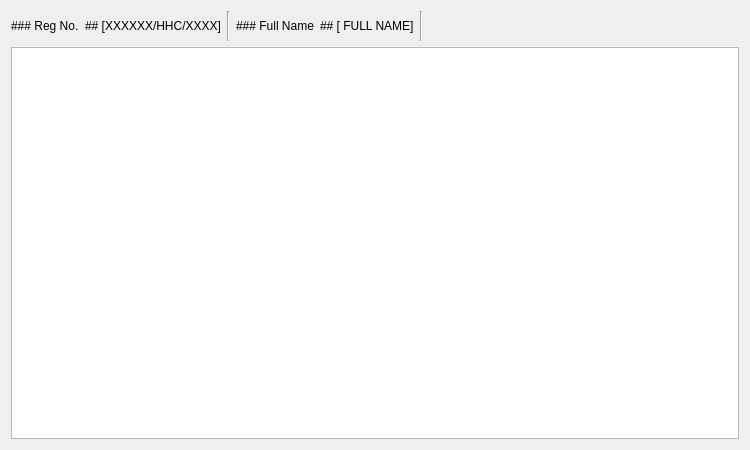
Qt form dialogaddvisit.ui (kushagra10025/Hospital-Registration-Portal) before a commit.
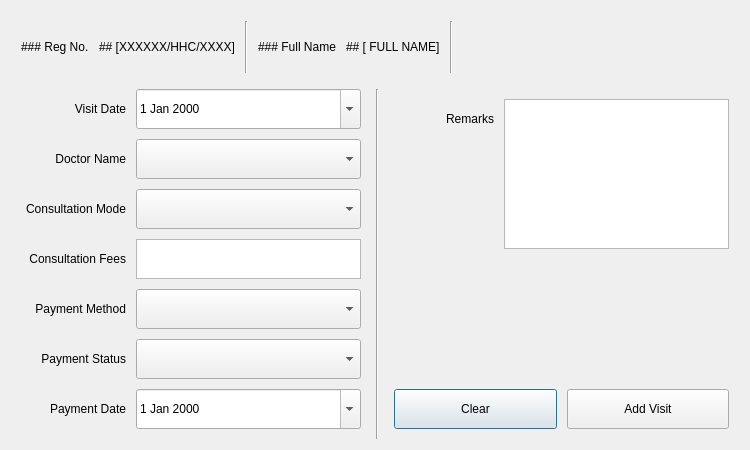
The same form after that commit.

Commit message: Setup DialogAddVisit for DBConnection | Setup DBConnection Configure Dialog

What changed in the file:
```diff
--- a/dialogaddvisit.ui
+++ b/dialogaddvisit.ui
@@ -18,6 +18,21 @@
     <layout class="QVBoxLayout" name="verticalLayout">
      <item>
       <layout class="QHBoxLayout" name="info_layout">
+       <property name="spacing">
+        <number>10</number>
+       </property>
+       <property name="leftMargin">
+        <number>10</number>
+       </property>
+       <property name="topMargin">
+        <number>10</number>
+       </property>
+       <property name="rightMargin">
+        <number>10</number>
+       </property>
+       <property name="bottomMargin">
+        <number>10</number>
+       </property>
        <item>
         <widget class="QLabel" name="lbl_reg_no">
          <property name="minimumSize">
@@ -136,7 +151,521 @@
       </layout>
      </item>
      <item>
-      <widget class="QTextEdit" name="textEdit"/>
+      <layout class="QHBoxLayout" name="horizontalLayout_4">
+       <property name="spacing">
+        <number>5</number>
+       </property>
+       <item>
+        <layout class="QVBoxLayout" name="verticalLayout_3">
+         <property name="spacing">
+          <number>10</number>
+         </property>
+         <item>
+          <layout class="QFormLayout" name="form_left">
+           <property name="leftMargin">
+            <number>5</number>
+           </property>
+           <property name="rightMargin">
+            <number>10</number>
+           </property>
+           <property name="bottomMargin">
+            <number>10</number>
+           </property>
+           <item row="0" column="0">
+            <widget class="QLabel" name="lbl_visit_date">
+             <property name="sizePolicy">
+              <sizepolicy hsizetype="Maximum" vsizetype="Maximum">
+               <horstretch>0</horstretch>
+               <verstretch>0</verstretch>
+              </sizepolicy>
+             </property>
+             <property name="minimumSize">
+              <size>
+               <width>110</width>
+               <height>40</height>
+              </size>
+             </property>
+             <property name="maximumSize">
+              <size>
+               <width>110</width>
+               <height>40</height>
+              </size>
+             </property>
+             <property name="text">
+              <string>Visit Date</string>
+             </property>
+             <property name="alignment">
+              <set>Qt::AlignRight|Qt::AlignTrailing|Qt::AlignVCenter</set>
+             </property>
+            </widget>
+           </item>
+           <item row="0" column="1">
+            <widget class="QDateEdit" name="date_visit_date">
+             <property name="sizePolicy">
+              <sizepolicy hsizetype="Minimum" vsizetype="Maximum">
+               <horstretch>0</horstretch>
+               <verstretch>0</verstretch>
+              </sizepolicy>
+             </property>
+             <property name="minimumSize">
+              <size>
+               <width>0</width>
+               <height>40</height>
+              </size>
+             </property>
+             <property name="maximumSize">
+              <size>
+               <width>16777215</width>
+               <height>40</height>
+              </size>
+             </property>
+             <property name="calendarPopup">
+              <bool>true</bool>
+             </property>
+            </widget>
+           </item>
+           <item row="1" column="0">
+            <widget class="QLabel" name="lbl_doctor_name">
+             <property name="sizePolicy">
+              <sizepolicy hsizetype="Maximum" vsizetype="Maximum">
+               <horstretch>0</horstretch>
+               <verstretch>0</verstretch>
+              </sizepolicy>
+             </property>
+             <property name="minimumSize">
+              <size>
+               <width>110</width>
+               <height>40</height>
+              </size>
+             </property>
+             <property name="maximumSize">
+              <size>
+               <width>110</width>
+               <height>40</height>
+              </size>
+             </property>
+             <property name="text">
+              <string>Doctor Name</string>
+             </property>
+             <property name="alignment">
+              <set>Qt::AlignRight|Qt::AlignTrailing|Qt::AlignVCenter</set>
+             </property>
+            </widget>
+           </item>
+           <item row="1" column="1">
+            <widget class="QComboBox" name="combo_doctor_name">
+             <property name="sizePolicy">
+              <sizepolicy hsizetype="Preferred" vsizetype="Maximum">
+               <horstretch>0</horstretch>
+               <verstretch>0</verstretch>
+              </sizepolicy>
+             </property>
+             <property name="minimumSize">
+              <size>
+               <width>0</width>
+               <height>40</height>
+              </size>
+             </property>
+             <property name="maximumSize">
+              <size>
+               <width>16777215</width>
+               <height>40</height>
+              </size>
+             </property>
+            </widget>
+           </item>
+           <item row="2" column="0">
+            <widget class="QLabel" name="lbl_consultation_mode">
+             <property name="sizePolicy">
+              <sizepolicy hsizetype="Maximum" vsizetype="Maximum">
+               <horstretch>0</horstretch>
+               <verstretch>0</verstretch>
+              </sizepolicy>
+             </property>
+             <property name="minimumSize">
+              <size>
+               <width>110</width>
+               <height>40</height>
+              </size>
+             </property>
+             <property name="maximumSize">
+              <size>
+               <width>110</width>
+               <height>40</height>
+              </size>
+             </property>
+             <property name="text">
+              <string>Consultation Mode</string>
+             </property>
+             <property name="alignment">
+              <set>Qt::AlignRight|Qt::AlignTrailing|Qt::AlignVCenter</set>
+             </property>
+            </widget>
+           </item>
+           <item row="2" column="1">
+            <widget class="QComboBox" name="combo_consultation_mode">
+             <property name="sizePolicy">
+              <sizepolicy hsizetype="Preferred" vsizetype="Maximum">
+               <horstretch>0</horstretch>
+               <verstretch>0</verstretch>
+              </sizepolicy>
+             </property>
+             <property name="minimumSize">
+              <size>
+               <width>0</width>
+               <height>40</height>
+              </size>
+             </property>
+             <property name="maximumSize">
+              <size>
+               <width>16777215</width>
+               <height>40</height>
+              </size>
+             </property>
+            </widget>
+           </item>
+           <item row="3" column="0">
+            <widget class="QLabel" name="lbl_consultation_fees">
+             <property name="sizePolicy">
+              <sizepolicy hsizetype="Maximum" vsizetype="Maximum">
+               <horstretch>0</horstretch>
+               <verstretch>0</verstretch>
+              </sizepolicy>
+             </property>
+             <property name="minimumSize">
+              <size>
+               <width>110</width>
+               <height>40</height>
+              </size>
+             </property>
+             <property name="maximumSize">
+              <size>
+               <width>110</width>
+               <height>40</height>
+              </size>
+             </property>
+             <property name="text">
+              <string>Consultation Fees</string>
+             </property>
+             <property name="alignment">
+              <set>Qt::AlignRight|Qt::AlignTrailing|Qt::AlignVCenter</set>
+             </property>
+            </widget>
+           </item>
+           <item row="3" column="1">
+            <widget class="QTextEdit" name="txt_con_fees">
+             <property name="sizePolicy">
+              <sizepolicy hsizetype="Expanding" vsizetype="Maximum">
+               <horstretch>0</horstretch>
+               <verstretch>0</verstretch>
+              </sizepolicy>
+             </property>
+             <property name="minimumSize">
+              <size>
+               <width>0</width>
+               <height>40</height>
+              </size>
+             </property>
+             <property name="maximumSize">
+              <size>
+               <width>16777215</width>
+               <height>40</height>
+              </size>
+             </property>
+             <property name="tabChangesFocus">
+              <bool>true</bool>
+             </property>
+            </widget>
+           </item>
+           <item row="4" column="0">
+            <widget class="QLabel" name="lbl_oayment_method">
+             <property name="sizePolicy">
+              <sizepolicy hsizetype="Maximum" vsizetype="Maximum">
+               <horstretch>0</horstretch>
+               <verstretch>0</verstretch>
+              </sizepolicy>
+             </property>
+             <property name="minimumSize">
+              <size>
+               <width>110</width>
+               <height>40</height>
+              </size>
+             </property>
+             <property name="maximumSize">
+              <size>
+               <width>110</width>
+               <height>40</height>
+              </size>
+             </property>
+             <property name="text">
+              <string>Payment Method</string>
+             </property>
+             <property name="alignment">
+              <set>Qt::AlignRight|Qt::AlignTrailing|Qt::AlignVCenter</set>
+             </property>
+            </widget>
+           </item>
+           <item row="4" column="1">
+            <widget class="QComboBox" name="combo_payment_method">
+             <property name="sizePolicy">
+              <sizepolicy hsizetype="Preferred" vsizetype="Maximum">
+               <horstretch>0</horstretch>
+               <verstretch>0</verstretch>
+              </sizepolicy>
+             </property>
+             <property name="minimumSize">
+              <size>
+               <width>0</width>
+               <height>40</height>
+              </size>
+             </property>
+             <property name="maximumSize">
+              <size>
+               <width>16777215</width>
+               <height>40</height>
+              </size>
+             </property>
+            </widget>
+           </item>
+           <item row="5" column="0">
+            <widget class="QLabel" name="lbl_payment_status">
+             <property name="sizePolicy">
+              <sizepolicy hsizetype="Maximum" vsizetype="Maximum">
+               <horstretch>0</horstretch>
+               <verstretch>0</verstretch>
+              </sizepolicy>
+             </property>
+             <property name="minimumSize">
+              <size>
+               <width>110</width>
+               <height>40</height>
+              </size>
+             </property>
+             <property name="maximumSize">
+              <size>
+               <width>110</width>
+               <height>40</height>
+              </size>
+             </property>
+             <property name="text">
+              <string>Payment Status</string>
+             </property>
+             <property name="alignment">
+              <set>Qt::AlignRight|Qt::AlignTrailing|Qt::AlignVCenter</set>
+             </property>
+            </widget>
+           </item>
+           <item row="5" column="1">
+            <widget class="QComboBox" name="combo_payment_status">
+             <property name="sizePolicy">
+              <sizepolicy hsizetype="Preferred" vsizetype="Maximum">
+               <horstretch>0</horstretch>
+               <verstretch>0</verstretch>
+              </sizepolicy>
+             </property>
+             <property name="minimumSize">
+              <size>
+               <width>0</width>
+               <height>40</height>
+              </size>
+             </property>
+             <property name="maximumSize">
+              <size>
+               <width>16777215</width>
+               <height>40</height>
+              </size>
+             </property>
+            </widget>
+           </item>
+           <item row="6" column="0">
+            <widget class="QLabel" name="lbl_payment_date">
+             <property name="sizePolicy">
+              <sizepolicy hsizetype="Maximum" vsizetype="Maximum">
+               <horstretch>0</horstretch>
+               <verstretch>0</verstretch>
+              </sizepolicy>
+             </property>
+             <property name="minimumSize">
+              <size>
+               <width>110</width>
+               <height>40</height>
+              </size>
+             </property>
+             <property name="maximumSize">
+              <size>
+               <width>110</width>
+               <height>40</height>
+              </size>
+             </property>
+             <property name="text">
+              <string>Payment Date</string>
+             </property>
+             <property name="alignment">
+              <set>Qt::AlignRight|Qt::AlignTrailing|Qt::AlignVCenter</set>
+             </property>
+            </widget>
+           </item>
+           <item row="6" column="1">
+            <widget class="QDateEdit" name="date_payment_date">
+             <property name="sizePolicy">
+              <sizepolicy hsizetype="Minimum" vsizetype="Maximum">
+               <horstretch>0</horstretch>
+               <verstretch>0</verstretch>
+              </sizepolicy>
+             </property>
+             <property name="minimumSize">
+              <size>
+               <width>0</width>
+               <height>40</height>
+              </size>
+             </property>
+             <property name="maximumSize">
+              <size>
+               <width>16777215</width>
+               <height>40</height>
+              </size>
+             </property>
+             <property name="calendarPopup">
+              <bool>true</bool>
+             </property>
+            </widget>
+           </item>
+          </layout>
+         </item>
+        </layout>
+       </item>
+       <item>
+        <widget class="Line" name="line_3">
+         <property name="orientation">
+          <enum>Qt::Vertical</enum>
+         </property>
+        </widget>
+       </item>
+       <item>
+        <layout class="QVBoxLayout" name="verticalLayout_2">
+         <property name="spacing">
+          <number>10</number>
+         </property>
+         <item>
+          <layout class="QFormLayout" name="form_right">
+           <property name="horizontalSpacing">
+            <number>10</number>
+           </property>
+           <property name="verticalSpacing">
+            <number>10</number>
+           </property>
+           <property name="leftMargin">
+            <number>10</number>
+           </property>
+           <property name="topMargin">
+            <number>10</number>
+           </property>
+           <property name="rightMargin">
+            <number>10</number>
+           </property>
+           <property name="bottomMargin">
+            <number>10</number>
+           </property>
+           <item row="0" column="0">
+            <widget class="QLabel" name="lbl_remarks">
+             <property name="sizePolicy">
+              <sizepolicy hsizetype="Maximum" vsizetype="Maximum">
+               <horstretch>0</horstretch>
+               <verstretch>0</verstretch>
+              </sizepolicy>
+             </property>
+             <property name="minimumSize">
+              <size>
+               <width>100</width>
+               <height>40</height>
+              </size>
+             </property>
+             <property name="maximumSize">
+              <size>
+               <width>100</width>
+               <height>40</height>
+              </size>
+             </property>
+             <property name="text">
+              <string>Remarks</string>
+             </property>
+             <property name="alignment">
+              <set>Qt::AlignRight|Qt::AlignTrailing|Qt::AlignVCenter</set>
+             </property>
+            </widget>
+           </item>
+           <item row="0" column="1">
+            <widget class="QTextEdit" name="txt_remarks">
+             <property name="sizePolicy">
+              <sizepolicy hsizetype="Expanding" vsizetype="Maximum">
+               <horstretch>0</horstretch>
+               <verstretch>0</verstretch>
+              </sizepolicy>
+             </property>
+             <property name="minimumSize">
+              <size>
+               <width>0</width>
+               <height>70</height>
+              </size>
+             </property>
+             <property name="maximumSize">
+              <size>
+               <width>16777215</width>
+               <height>150</height>
+              </size>
+             </property>
+            </widget>
+           </item>
+          </layout>
+         </item>
+         <item>
+          <layout class="QHBoxLayout" name="layout_btn_grop">
+           <property name="spacing">
+            <number>10</number>
+           </property>
+           <property name="leftMargin">
+            <number>10</number>
+           </property>
+           <property name="topMargin">
+            <number>10</number>
+           </property>
+           <property name="rightMargin">
+            <number>10</number>
+           </property>
+           <property name="bottomMargin">
+            <number>10</number>
+           </property>
+           <item>
+            <widget class="QPushButton" name="btn_clear">
+             <property name="minimumSize">
+              <size>
+               <width>0</width>
+               <height>40</height>
+              </size>
+             </property>
+             <property name="text">
+              <string>Clear</string>
+             </property>
+            </widget>
+           </item>
+           <item>
+            <widget class="QPushButton" name="btn_add_visit">
+             <property name="minimumSize">
+              <size>
+               <width>0</width>
+               <height>40</height>
+              </size>
+             </property>
+             <property name="text">
+              <string>Add Visit</string>
+             </property>
+            </widget>
+           </item>
+          </layout>
+         </item>
+        </layout>
+       </item>
+      </layout>
      </item>
     </layout>
    </item>
```
The commit also changes 19 other files.
